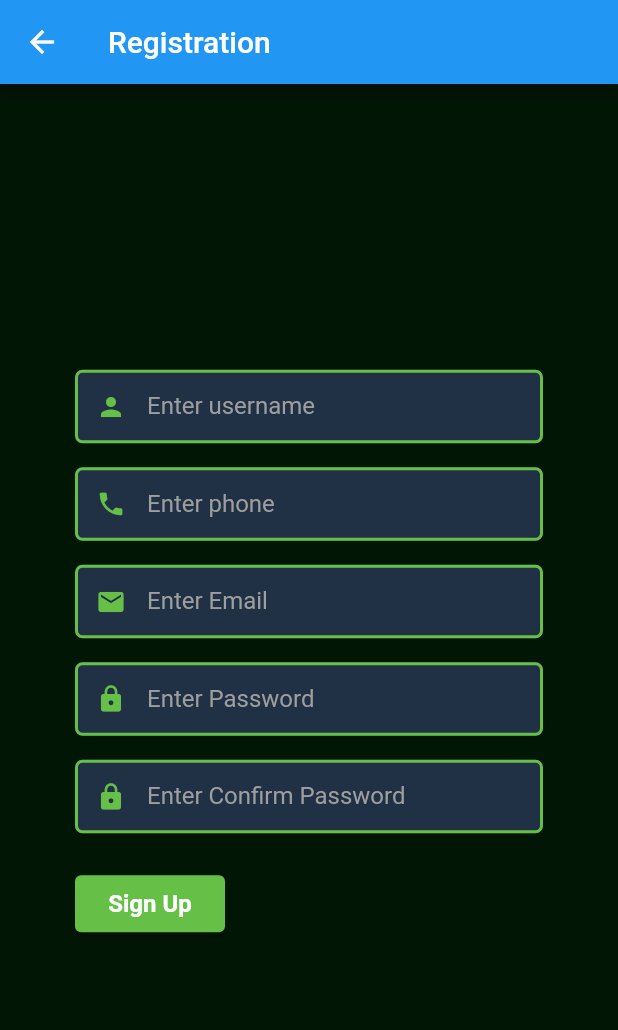
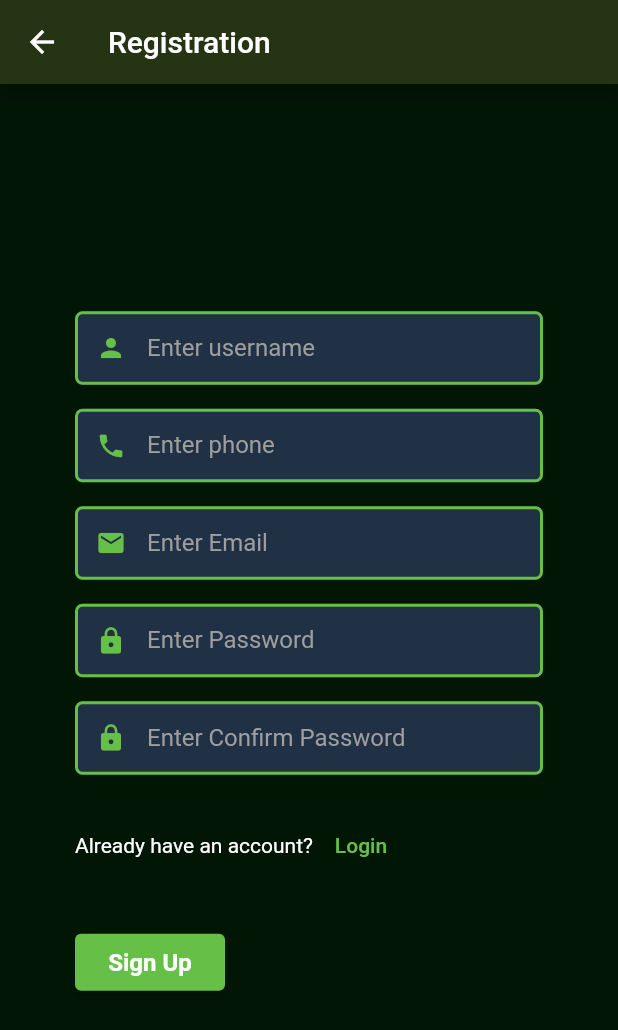
Before and after one commit to Vincent-kipngeno/college-app-flutter, a Flutter app: the screen it shows after launch, after a tap on "Sign Up", on a phone screen of 412 x 824 dp. Shown: the top 1030 px of the screen. Run offline on Flutter 3.47's test engine with Material 2 defaults, Android fonts, the phone set to English and light mode, and no system bars; our stand-ins replace firebase_auth, firebase_core, firebase_database, fluttertoast, sqflite; accounts and stored records are empty.

Commit message:
Solve bugs in the app

```diff
--- a/lib/Login_route.dart
+++ b/lib/Login_route.dart
@@ -1,10 +1,11 @@
+import 'dart:io';
+
 import 'package:college_app/joinGroup_route.dart';
 import 'package:college_app/registration_route.dart';
 import 'package:firebase_auth/firebase_auth.dart';
 import 'package:flutter/material.dart';
 import 'models/string_extension.dart';
 import 'package:firebase_database/firebase_database.dart';
-import 'package:firebase_core/firebase_core.dart';
 
 typedef MyValidateCallback = String? Function(String? value);
 
@@ -106,7 +107,6 @@ class _LoginState extends State<Login>{
     }
   }
 
-
   Widget textFormField({required MyValidateCallback validateField,
     required ValueChanged<String?>? setValue,
     required String label,
@@ -176,22 +176,9 @@ class _LoginState extends State<Login>{
   void _navigateToJoinGroup(BuildContext context) {
     Navigator.of(context).push(MaterialPageRoute<void>(
       builder: (BuildContext context) {
-        return Scaffold(
-          appBar: AppBar(
-            elevation: 1.0,
-            title: Text(
-              "Join Group",
-              style: Theme.of(context).textTheme.headline4,
-            ),
-          ),
-          body: const JoinGroup(),
-          backgroundColor: const Color(0xff021606),
-          // This prevents the attempt to resize the screen when the keyboard
-          // is opened
-          resizeToAvoidBottomInset: false,
-        );
+        return const JoinGroup();
       },
-    ));
+    ),);
   }
 
   @override
@@ -266,12 +253,19 @@ class _LoginState extends State<Login>{
       ),
     );
 
-    return Scaffold(
-      appBar: AppBar(
-        title: const Text("Login"),
-      ),
-      body: form,
-      backgroundColor: const Color(0xff021606),
+    return WillPopScope(
+        onWillPop: () async  {
+          exit(0);
+          return false;
+          },
+        child: Scaffold(
+          appBar: AppBar(
+            backgroundColor: const Color(0xff253412),
+            title: const Text("Login"),
+          ),
+          body: form,
+          backgroundColor: const Color(0xff021606),
+        ),
     );
 
   }
--- a/lib/registration_route.dart
+++ b/lib/registration_route.dart
@@ -4,6 +4,7 @@ import 'package:flutter/material.dart';
 import 'models/my_user.dart';
 import 'models/string_extension.dart';
 import 'package:firebase_database/firebase_database.dart';
+import 'package:fluttertoast/fluttertoast.dart';
 
 typedef MyValidateCallback = String? Function(String? value);
 
@@ -22,6 +23,7 @@ class _RegistrationState extends State<Registration>{
   String? password;
   String? errorMsg;
   String? passErrMsg;
+  DateTime? currentBackPressTime;
 
   DatabaseReference userRef = FirebaseDatabase.instance.ref("users");
 
@@ -35,12 +37,9 @@ class _RegistrationState extends State<Registration>{
         .listen((User? user) async {
 
       if (user != null) {
-
-
-
+        _user.setUid(user.uid);
         try{
-          await userRef.child(_user.uid).set(_user.userMap());
-          startLoginRoute();
+          userRef.child(user.uid).set(_user.userMap()).whenComplete(() => startLoginRoute());
         }
         on Exception catch(e){
           setState(() {
@@ -210,6 +209,26 @@ class _RegistrationState extends State<Registration>{
     );
   }
 
+  void _startLoginRoute(){
+    Navigator.of(context).push(MaterialPageRoute<void>(
+      builder: (BuildContext context) {
+        return const Login();
+      },
+    ));
+  }
+
+
+  Future<bool> onWillPop() {
+    DateTime now = DateTime.now();
+    if (currentBackPressTime == null ||
+        now.difference(currentBackPressTime!) > const Duration(seconds: 2)) {
+      currentBackPressTime = now;
+      Fluttertoast.showToast(msg: "Press the back button again");
+      return Future.value(false);
+    }
+    return Future.value(true);
+  }
+
   @override
   Widget build(BuildContext context) {
     // TODO: implement build
@@ -280,6 +299,23 @@ class _RegistrationState extends State<Registration>{
         ),
       );
 
+    final loginMsg = Container(
+      height: 38,
+      margin: const EdgeInsets.symmetric(vertical: 20),
+      child: Row(
+        children:  <Widget>[
+          const Text("Already have an account?",
+            style: TextStyle(color: Colors.white),),
+          TextButton(
+            onPressed: _startLoginRoute,
+            child: const Text("Login",
+              style: TextStyle(color: Color(0xff66C047)),
+            ),
+          ),
+        ],
+      ),
+    );
+
     final form = Form(
       key: _formKey,
       child: Center(
@@ -292,18 +328,23 @@ class _RegistrationState extends State<Registration>{
               Center(child: emailBox,),
               Center(child: passwordBox,),
               Center(child: confirmPasswordBox,),
+              Align(child: loginMsg, alignment: Alignment.centerLeft,),
               Align(child: regButton, alignment: Alignment.centerLeft,),
             ]
         ),
       ),
     );
 
-    return Scaffold(
-      appBar: AppBar(
-        title: const Text("Registration"),
-      ),
-      body: form,
-      backgroundColor: const Color(0xff021606),
+    return WillPopScope(
+        onWillPop: () async => true,
+        child: Scaffold(
+          appBar: AppBar(
+            backgroundColor: const Color(0xff253412),
+            title: const Text("Registration"),
+          ),
+          body: form,
+          backgroundColor: const Color(0xff021606),
+        ),
     );
   }
 }
--- a/pubspec.yaml
+++ b/pubspec.yaml
@@ -41,6 +41,7 @@ dependencies:
   firebase_auth: ^3.3.7
   firebase_database: ^9.0.7
   intl: ^0.17.0
+  fluttertoast: ^8.0.9
 
 dev_dependencies:
   flutter_test:
```
Also changed, not shown: lib/chat_tile.dart (+25 -39 lines), lib/group_chat_route.dart (+45 -30 lines), lib/joinGroup_route.dart (+66 -15 lines), lib/models/chat.dart (+7 -3 lines), lib/services/sqLite.dart (+15 -7 lines), pubspec.lock.
